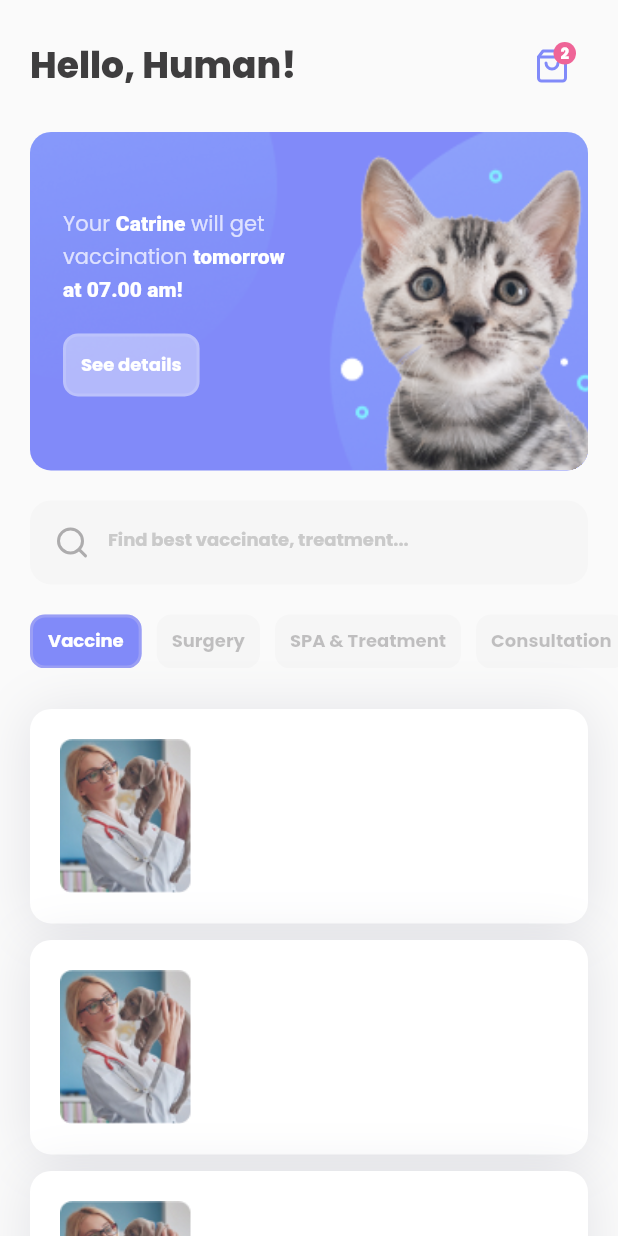
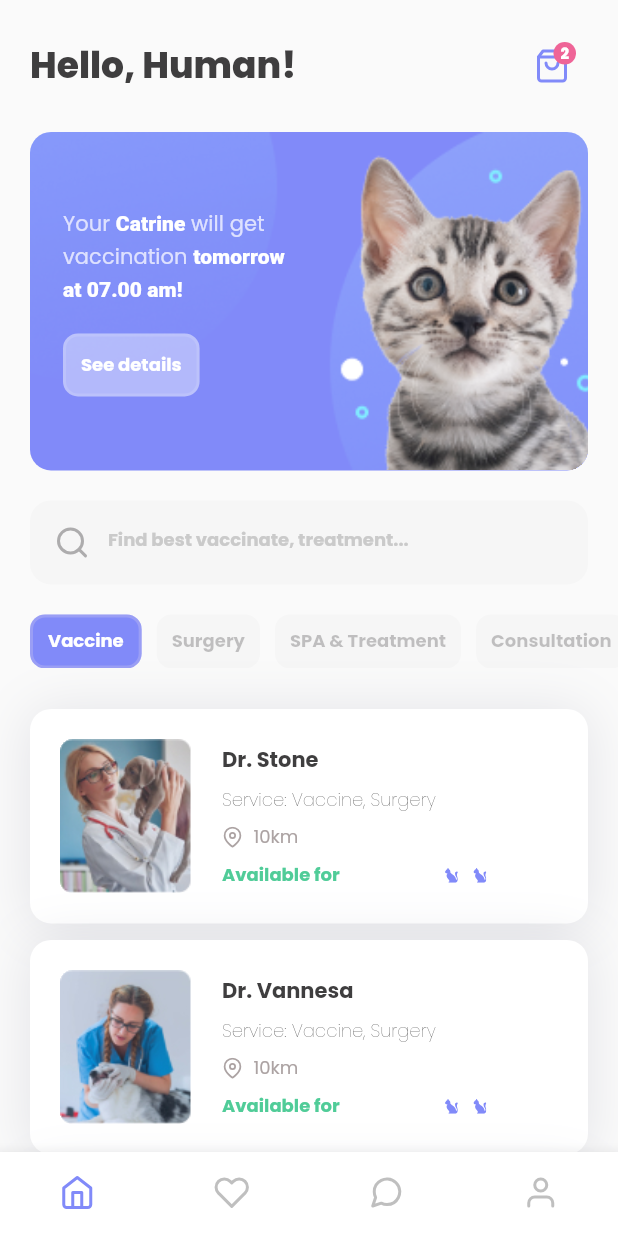
Before and after one commit to pfnazhmi/slicing_healthPet_flutter, a Flutter app: the screen it shows after launch, on a phone screen of 412 x 824 dp. Run offline on Flutter 3.47's test engine with Material 2 defaults, Android fonts, the light colour scheme and no system bars; our stand-ins replace feather_icons, flutter_svg, google_fonts.

Commit message:
finishing homepage

```diff
--- a/lib/models/doctor_models.dart
+++ b/lib/models/doctor_models.dart
@@ -20,13 +20,18 @@ var doctorsList = [
       service: [Service.vaccine, Service.surgery],
       distance: 10),
   DoctorModels(
-      name: "Dr. Stone ",
-      image: "Dr. Stone.jpg",
+      name: "Dr. Vannesa",
+      image: "Dr. Vanessa.jpg",
+      service: [Service.vaccine, Service.surgery],
+      distance: 10),
+  DoctorModels(
+      name: "Dr. Vannesa ",
+      image: "Dr. Vanessa.jpg",
       service: [Service.vaccine, Service.surgery],
       distance: 10),
   DoctorModels(
       name: "Dr. Stone ",
       image: "Dr. Stone.jpg",
       service: [Service.vaccine, Service.surgery],
-      distance: 10)
+      distance: 10),
 ];
--- a/lib/screens/homeScreen.dart
+++ b/lib/screens/homeScreen.dart
@@ -1,20 +1,33 @@
 import 'package:feather_icons/feather_icons.dart';
 import 'package:flutter/material.dart';
 import 'package:flutter/services.dart';
+import 'package:flutter_svg/flutter_svg.dart';
 import 'package:google_fonts/google_fonts.dart';
 import 'package:pet_health/models/doctor_models.dart';
 import 'package:pet_health/models/service_models.dart';
 
 var selectedService = 0;
 
+var menus = [
+  FeatherIcons.home,
+  FeatherIcons.heart,
+  FeatherIcons.messageCircle,
+  FeatherIcons.user
+];
+
+var selectedMenus = 0;
+
 class HomeScreen extends StatelessWidget {
-  const HomeScreen({super.key});
+  HomeScreen({super.key});
 
   @override
   Widget build(BuildContext context) {
     SystemChrome.setSystemUIOverlayStyle(SystemUiOverlayStyle.dark);
+
     return Scaffold(
+      bottomNavigationBar: _bottomNavbar(),
       body: SafeArea(
+        child: SingleChildScrollView(
           child: Column(
             children: [
               const SizedBox(
@@ -36,10 +49,26 @@ class HomeScreen extends StatelessWidget {
               const SizedBox(
                 height: 27,
               ),
-        doctors()
+              doctors(),
             ],
-    )));
+          ),
+        ),
+      ),
+    );
   }
+
+  BottomNavigationBar _bottomNavbar() => BottomNavigationBar(
+        type: BottomNavigationBarType.fixed,
+        backgroundColor: Colors.white,
+        selectedItemColor: const Color(0xFF818AF9),
+        unselectedItemColor: const Color(0xFFBFBFBF),
+        items: menus
+            .map((e) =>
+                BottomNavigationBarItem(icon: Icon(e), label: e.toString()))
+            .toList(),
+        showSelectedLabels: false,
+        showUnselectedLabels: false,
+      );
 
   ListView doctors() {
     return ListView.separated(
@@ -67,10 +96,83 @@ class HomeScreen extends StatelessWidget {
           ]),
       child: Row(
         children: [
-          Image.asset(
+          Container(
+            clipBehavior: Clip.hardEdge,
+            decoration: BoxDecoration(borderRadius: BorderRadius.circular(8)),
+            child: Image.asset(
               'assets/images/${doctorModel.image}',
               width: 88,
               height: 103,
+            ),
+          ),
+          const SizedBox(
+            width: 20,
+          ),
+          Column(
+            crossAxisAlignment: CrossAxisAlignment.start,
+            children: [
+              Text(
+                doctorModel.name,
+                style: GoogleFonts.poppins(
+                    fontSize: 14,
+                    fontWeight: FontWeight.bold,
+                    color: const Color(0xFF3F3E3F)),
+              ),
+              const SizedBox(
+                height: 7,
+              ),
+              RichText(
+                  text: TextSpan(
+                      text: "Service: ${doctorModel.service.join(', ')}",
+                      style: GoogleFonts.poppins(
+                          fontSize: 12,
+                          fontWeight: FontWeight.w200,
+                          color: Colors.black))),
+              const SizedBox(
+                height: 7,
+              ),
+              Row(
+                children: [
+                  const Icon(
+                    FeatherIcons.mapPin,
+                    size: 14,
+                    color: Color(0xFFACA3A3),
+                  ),
+                  const SizedBox(
+                    width: 7,
+                  ),
+                  Text(
+                    "${doctorModel.distance}km",
+                    style: GoogleFonts.poppins(
+                        fontSize: 12,
+                        fontWeight: FontWeight.normal,
+                        color: const Color(0xFFACA3A3)),
+                  ),
+                ],
+              ),
+              const SizedBox(
+                height: 7,
+              ),
+              Row(
+                children: [
+                  Text(
+                    "Available for",
+                    style: GoogleFonts.poppins(
+                        color: const Color(0xFF50CC98),
+                        fontSize: 12,
+                        fontWeight: FontWeight.bold),
+                  ),
+                  const SizedBox(
+                    width: 70,
+                  ),
+                  SvgPicture.asset("assets/svgs/cat.svg"),
+                  const SizedBox(
+                    width: 10,
+                  ),
+                  SvgPicture.asset("assets/svgs/cat.svg"),
+                ],
+              ),
+            ],
           )
         ],
       ),
@@ -167,13 +269,13 @@ class HomeScreen extends StatelessWidget {
                               letterSpacing: 3.5 / 100,
                               height: 150 / 100),
                           children: [
-                        TextSpan(
+                        const TextSpan(
                             text: "Catrine",
                             style: TextStyle(
                                 color: Colors.white,
                                 fontWeight: FontWeight.w800)),
-                        TextSpan(text: " will get\nvaccination "),
-                        TextSpan(
+                        const TextSpan(text: " will get\nvaccination "),
+                        const TextSpan(
                             text: "tomorrow\nat 07.00 am!",
                             style: TextStyle(
                                 color: Colors.white,
--- a/lib/screens/splashScreen.dart
+++ b/lib/screens/splashScreen.dart
@@ -12,7 +12,7 @@ class SplashScreen extends StatelessWidget {
     Future.delayed(const Duration(seconds: 3)).then((value) {
       Navigator.of(context).pushAndRemoveUntil(
           MaterialPageRoute(
-            builder: (context) => const HomeScreen(),
+            builder: (context) => HomeScreen(),
           ),
           (route) => false);
     });
```
Also changed, not shown: assets/images/Dr. Vanessa.jpg (added), assets/svgs/cat.svg (added), assets/svgs/dog.svg (added). Lines whose indentation alone changed are shown as unchanged.
